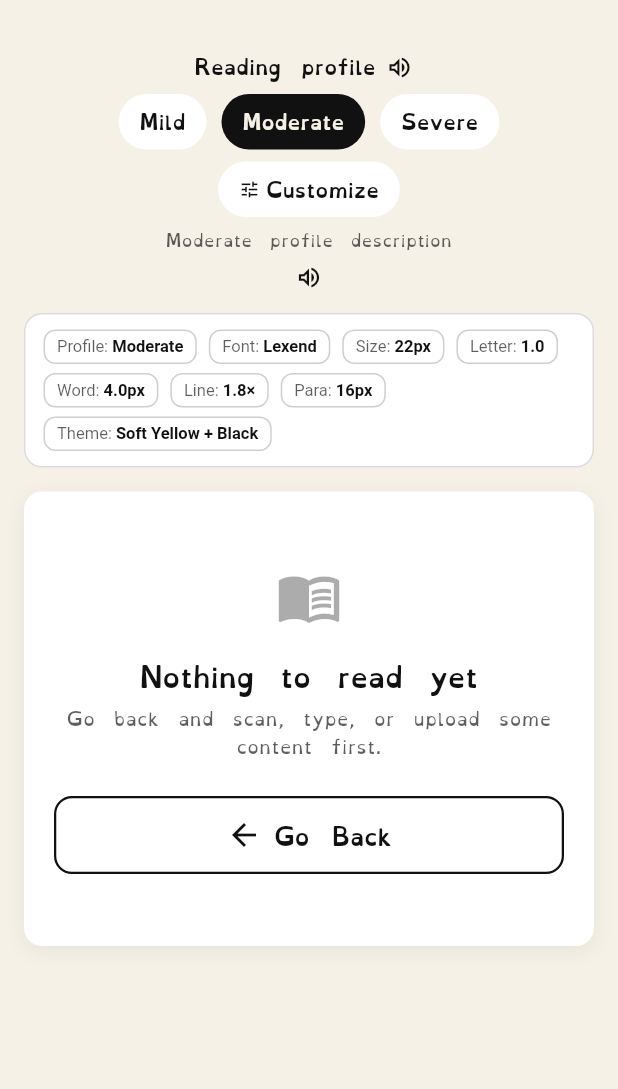
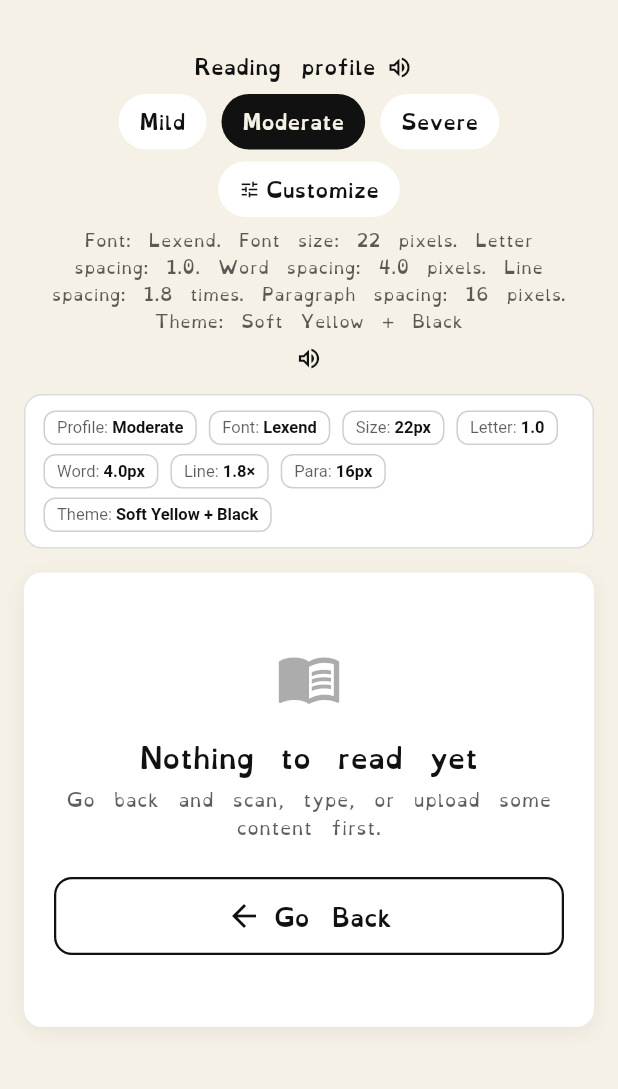
Before and after one commit to Kirti1-Jha/AksharAlly_new, a Flutter app: the OutputScreen screen opened directly, on a phone screen of 412 x 824 dp, the part 65-1154 px from its top. Run offline on Flutter 3.47's test engine with Material 3 defaults, Android fonts, the phone set to English and light mode, and no system bars; our stand-ins replace clock, cloud_firestore, file_picker, firebase_auth, firebase_core, flutter_tts and 5 more; missing offline and left inert: dart:html, dart:js_util, speech_to_text_platform_interface; accounts and stored records are empty.

Commit message:
Update output screen UI and localize theme strings
Replit-Commit-Author: Agent

```diff
--- a/aksharally/aksharally_ui/lib/screens/output_screen.dart
+++ b/aksharally/aksharally_ui/lib/screens/output_screen.dart
@@ -424,10 +424,34 @@ class _OutputScreenState extends State<OutputScreen> {
     interrupt: stopReading,
   );
 
+  String _selectedProfileDescription() {
+    final font = _t(AccessibilitySettings.fontFamily);
+    final theme =
+        AccessibilitySettings.themeLabels[AccessibilitySettings.colorTheme] ??
+        'Custom';
+    final pixels = _t('pixels');
+    final times = _t('times');
+
+    return [
+      '${_t('Font')}: $font',
+      '${_t('Font size')}: '
+          '${AccessibilitySettings.fontSize.toStringAsFixed(0)} $pixels',
+      '${_t('Letter spacing')}: '
+          '${AccessibilitySettings.letterSpacing.toStringAsFixed(1)}',
+      '${_t('Word spacing')}: '
+          '${AccessibilitySettings.wordSpacing.toStringAsFixed(1)} $pixels',
+      '${_t('Line spacing')}: '
+          '${AccessibilitySettings.lineHeight.toStringAsFixed(1)} $times',
+      '${_t('Paragraph spacing')}: '
+          '${AccessibilitySettings.paragraphSpacing.toStringAsFixed(0)} $pixels',
+      '${_t('Theme')}: ${_t(theme)}',
+    ].join('. ');
+  }
+
   String _selectedProfileNarration() {
     return [
       _t(_cap(_selectedProfile)),
-      _t('${_cap(_selectedProfile)} profile description'),
+      _selectedProfileDescription(),
     ].join('. ');
   }
 
@@ -917,7 +941,7 @@ class _OutputScreenState extends State<OutputScreen> {
           Padding(
             padding: const EdgeInsets.symmetric(horizontal: 12),
             child: Text(
-              _t('${_cap(_selectedProfile)} profile description'),
+              _selectedProfileDescription(),
               textAlign: TextAlign.center,
               style: TextStyle(
                 color: UIAccessibility.mutedTextColor,
--- a/aksharally/aksharally_ui/lib/theme/app_localizations.dart
+++ b/aksharally/aksharally_ui/lib/theme/app_localizations.dart
@@ -236,10 +236,15 @@ class AppLocalizations {
     'Pink': 'गुलाबी',
     'Font Family': 'फ़ॉन्ट परिवार',
     'Font Size': 'फ़ॉन्ट आकार',
+    'Font size': 'फ़ॉन्ट आकार',
     'Letter Spacing': 'अक्षरों के बीच दूरी',
+    'Letter spacing': 'अक्षरों के बीच दूरी',
     'Word Spacing': 'शब्दों के बीच दूरी',
+    'Word spacing': 'शब्दों के बीच दूरी',
     'Line Height': 'पंक्ति की ऊँचाई',
+    'Line spacing': 'पंक्तियों के बीच दूरी',
     'Paragraph Spacing': 'अनुच्छेदों के बीच दूरी',
+    'Paragraph spacing': 'अनुच्छेदों के बीच दूरी',
     'OpenDyslexic': 'ओपनडिस्लेक्सिक',
     'Lexend': 'लेक्सेंड',
     'Atkinson': 'एटकिंसन',
@@ -381,6 +386,7 @@ class AppLocalizations {
     'Profile': 'प्रोफ़ाइल',
     'Font': 'फ़ॉन्ट',
     'Size': 'आकार',
+    'pixels': 'पिक्सेल',
     'Letter': 'अक्षर',
     'Word': 'शब्द',
     'Line': 'पंक्ति',
@@ -389,12 +395,6 @@ class AppLocalizations {
     'Mild': 'हल्का',
     'Moderate': 'मध्यम',
     'Severe': 'गंभीर',
-    'Mild profile description':
-        'आरामदायक शुरुआत के लिए हल्की दूरी और क्रीम पृष्ठभूमि।',
-    'Moderate profile description':
-        'आसान पढ़ने के लिए बड़ा पाठ, अधिक दूरी और हल्की पीली पृष्ठभूमि।',
-    'Severe profile description':
-        'अधिक सहायता के लिए बहुत बड़ा पाठ, अधिक दूरी और उच्च-कंट्रास्ट सफ़ेद पृष्ठभूमि।',
     'Customize Reading Experience': 'पढ़ने का अनुभव अपने अनुसार बदलें',
     'English Reading Fonts': 'अंग्रेज़ी पढ़ने के फ़ॉन्ट',
     'Hindi & Marathi Fonts': 'हिंदी और मराठी फ़ॉन्ट',
```
